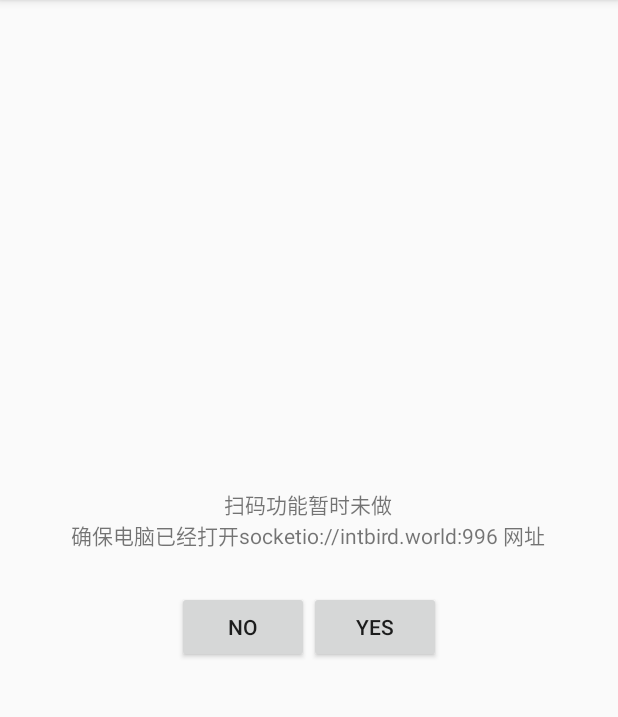
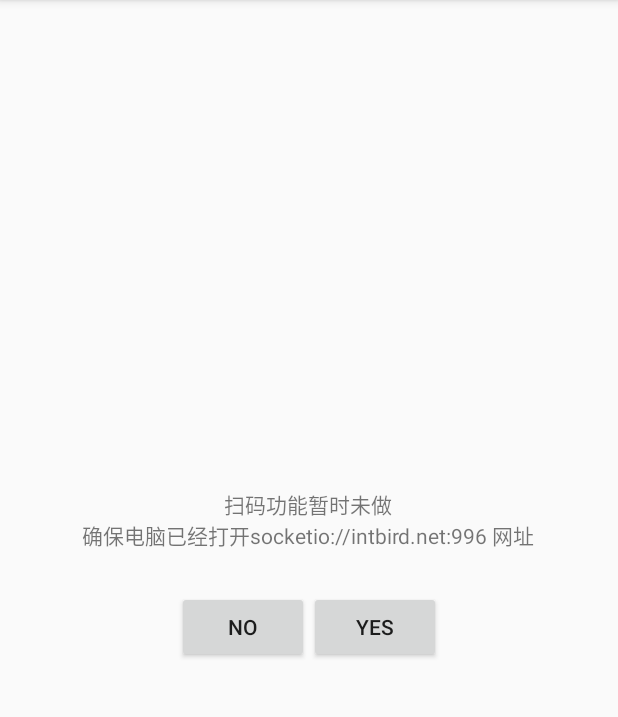
Before and after one commit to intbird/SocketIOControl-Android, an Android app: the screen it shows after launch (MainActivity), on a phone screen of 412 x 824 dp, the part 84-801 px from its top. Run offline under Robolectric (Android 15) with nearby library versions, the phone set to English and light mode, and no system bars.

Commit message:
change domain

```diff
--- a/app/src/main/java/com/intbird/soft/socketio/MainActivity.java
+++ b/app/src/main/java/com/intbird/soft/socketio/MainActivity.java
@@ -19,7 +19,7 @@ public class MainActivity extends AppCompatActivity {
 
     private static final String TAG = "MainActivity";
 
-    private static final String url_remote = "socketio://intbird.world:996";
+    private static final String url_remote = "socketio://intbird.net:996";
     private static final String url_local = "socketio://192.168.2.200:8080";
     private static final String url = url_remote;
 
```
Also changed, not shown: 1 other file.
